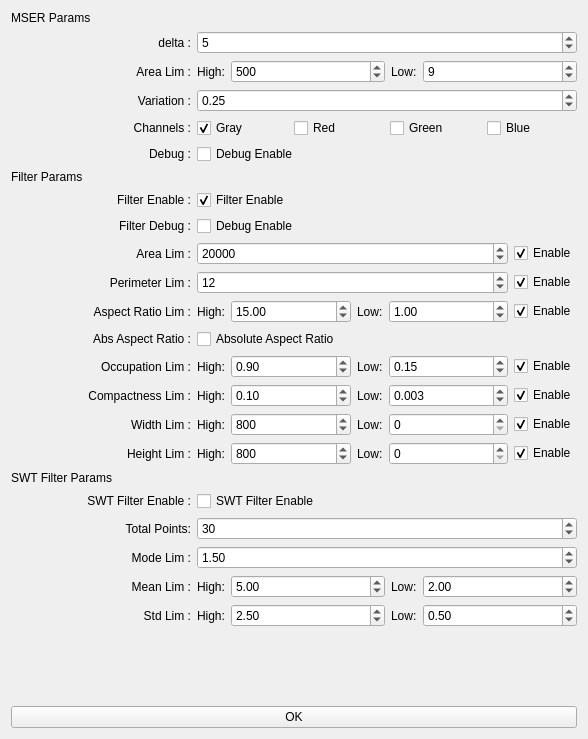
First picture: the form in gui/ui/extract_control.ui, repository panderan/text-detection, before the edit.
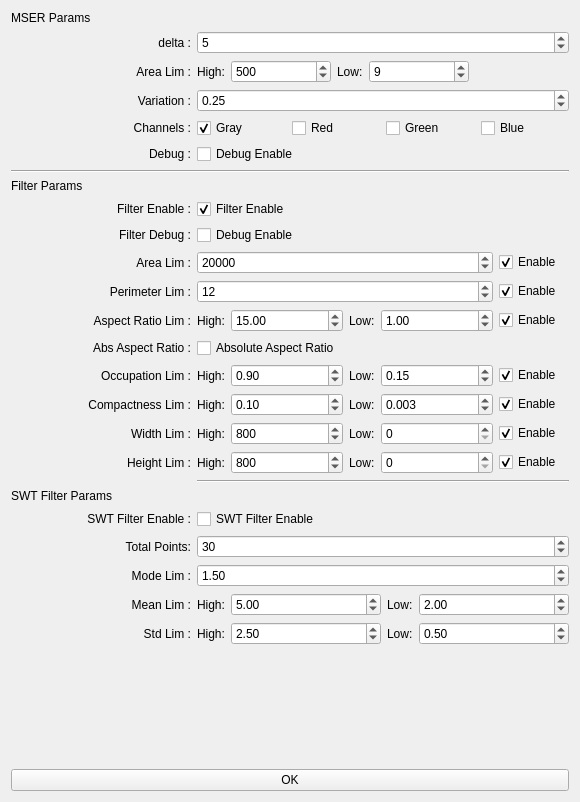
Second picture: the form after the edit.

What changed in the file:
```diff
--- a/gui/ui/extract_control.ui
+++ b/gui/ui/extract_control.ui
@@ -9,14 +9,17 @@
    <rect>
     <x>0</x>
     <y>0</y>
-    <width>588</width>
-    <height>739</height>
+    <width>580</width>
+    <height>802</height>
    </rect>
   </property>
   <property name="windowTitle">
    <string>Extract Control Panel</string>
   </property>
-  <layout class="QVBoxLayout" name="verticalLayout" stretch="0,1,0">
+  <layout class="QVBoxLayout" name="verticalLayout" stretch="0,0,1,0">
+   <property name="sizeConstraint">
+    <enum>QLayout::SetDefaultConstraint</enum>
+   </property>
    <item>
     <layout class="QFormLayout" name="layout_mser_params">
      <item row="0" column="0">
@@ -50,6 +53,18 @@
      </item>
      <item row="1" column="1">
       <widget class="QSpinBox" name="spinbox_mser_delta">
+       <property name="sizePolicy">
+        <sizepolicy hsizetype="Preferred" vsizetype="Fixed">
+         <horstretch>0</horstretch>
+         <verstretch>0</verstretch>
+        </sizepolicy>
+       </property>
+       <property name="minimumSize">
+        <size>
+         <width>150</width>
+         <height>0</height>
+        </size>
+       </property>
        <property name="value">
         <number>5</number>
        </property>
@@ -94,6 +109,12 @@
        </item>
        <item>
         <widget class="QSpinBox" name="spinbox_mser_area_high">
+         <property name="minimumSize">
+          <size>
+           <width>100</width>
+           <height>0</height>
+          </size>
+         </property>
          <property name="maximum">
           <number>10000000</number>
          </property>
@@ -117,6 +138,12 @@
        </item>
        <item>
         <widget class="QSpinBox" name="spinbox_mser_area_low">
+         <property name="minimumSize">
+          <size>
+           <width>100</width>
+           <height>0</height>
+          </size>
+         </property>
          <property name="maximum">
           <number>10000000</number>
          </property>
@@ -125,6 +152,19 @@
          </property>
         </widget>
        </item>
+       <item>
+        <widget class="QLabel" name="label_2">
+         <property name="minimumSize">
+          <size>
+           <width>70</width>
+           <height>0</height>
+          </size>
+         </property>
+         <property name="text">
+          <string/>
+         </property>
+        </widget>
+       </item>
       </layout>
      </item>
      <item row="3" column="0">
@@ -151,6 +191,12 @@
      </item>
      <item row="3" column="1">
       <widget class="QDoubleSpinBox" name="dspinbox_mser_variation">
+       <property name="minimumSize">
+        <size>
+         <width>150</width>
+         <height>0</height>
+        </size>
+       </property>
        <property name="maximum">
         <double>1.000000000000000</double>
        </property>
@@ -235,6 +281,13 @@
      </item>
     </layout>
    </item>
+   <item>
+    <widget class="Line" name="line">
+     <property name="orientation">
+      <enum>Qt::Horizontal</enum>
+     </property>
+    </widget>
+   </item>
    <item>
     <layout class="QFormLayout" name="layout_filter_params">
      <item row="0" column="0">
@@ -380,6 +433,12 @@
            <verstretch>0</verstretch>
           </sizepolicy>
          </property>
+         <property name="minimumSize">
+          <size>
+           <width>70</width>
+           <height>0</height>
+          </size>
+         </property>
          <property name="text">
           <string>Enable</string>
          </property>
@@ -468,6 +527,12 @@
            <verstretch>0</verstretch>
           </sizepolicy>
          </property>
+         <property name="minimumSize">
+          <size>
+           <width>70</width>
+           <height>0</height>
+          </size>
+         </property>
          <property name="text">
           <string>Enable</string>
          </property>
@@ -614,6 +679,12 @@
        </item>
        <item>
         <widget class="QDoubleSpinBox" name="dspinbox_filter_swt_mean_high">
+         <property name="minimumSize">
+          <size>
+           <width>100</width>
+           <height>0</height>
+          </size>
+         </property>
          <property name="value">
           <double>5.000000000000000</double>
          </property>
@@ -634,6 +705,12 @@
        </item>
        <item>
         <widget class="QDoubleSpinBox" name="dspinbox_filter_swt_mean_low">
+         <property name="minimumSize">
+          <size>
+           <width>100</width>
+           <height>0</height>
+          </size>
+         </property>
          <property name="value">
           <double>2.000000000000000</double>
          </property>
@@ -709,6 +786,12 @@
            <verstretch>0</verstretch>
           </sizepolicy>
          </property>
+         <property name="minimumSize">
+          <size>
+           <width>70</width>
+           <height>0</height>
+          </size>
+         </property>
          <property name="text">
           <string>Enable</string>
          </property>
@@ -752,6 +835,12 @@
        </item>
        <item>
         <widget class="QDoubleSpinBox" name="dspinbox_filter_swt_std_high">
+         <property name="minimumSize">
+          <size>
+           <width>100</width>
+           <height>0</height>
+          </size>
+         </property>
          <property name="value">
           <double>2.500000000000000</double>
          </property>
@@ -772,6 +861,12 @@
        </item>
        <item>
         <widget class="QDoubleSpinBox" name="dspinbox_filter_swt_std_low">
+         <property name="minimumSize">
+          <size>
+           <width>100</width>
+           <height>0</height>
+          </size>
+         </property>
          <property name="value">
           <double>0.500000000000000</double>
          </property>
@@ -781,6 +876,12 @@
      </item>
      <item row="14" column="1">
       <widget class="QSpinBox" name="spinbox_filter_swt_total_points">
+       <property name="minimumSize">
+        <size>
+         <width>150</width>
+         <height>0</height>
+        </size>
+       </property>
        <property name="value">
         <number>30</number>
        </property>
@@ -788,6 +889,12 @@
      </item>
      <item row="15" column="1">
       <widget class="QDoubleSpinBox" name="dspinbox_filter_swt_mode_lim">
+       <property name="minimumSize">
+        <size>
+         <width>150</width>
+         <height>0</height>
+        </size>
+       </property>
        <property name="value">
         <double>1.500000000000000</double>
        </property>
@@ -885,6 +992,12 @@
            <verstretch>0</verstretch>
           </sizepolicy>
          </property>
+         <property name="minimumSize">
+          <size>
+           <width>70</width>
+           <height>0</height>
+          </size>
+         </property>
          <property name="text">
           <string>Enable</string>
          </property>
@@ -963,6 +1076,12 @@
            <verstretch>0</verstretch>
           </sizepolicy>
          </property>
+         <property name="minimumSize">
+          <size>
+           <width>70</width>
+           <height>0</height>
+          </size>
+         </property>
          <property name="text">
           <string>Enable</string>
          </property>
@@ -993,6 +1112,12 @@
            <verstretch>0</verstretch>
           </sizepolicy>
          </property>
+         <property name="minimumSize">
+          <size>
+           <width>70</width>
+           <height>0</height>
+          </size>
+         </property>
          <property name="text">
           <string>Enable</string>
          </property>
@@ -1020,6 +1145,12 @@
            <verstretch>0</verstretch>
           </sizepolicy>
          </property>
+         <property name="minimumSize">
+          <size>
+           <width>70</width>
+           <height>0</height>
+          </size>
+         </property>
          <property name="text">
           <string>Enable</string>
          </property>
@@ -1053,6 +1184,13 @@
        </property>
       </widget>
      </item>
+     <item row="11" column="1">
+      <widget class="Line" name="line_2">
+       <property name="orientation">
+        <enum>Qt::Horizontal</enum>
+       </property>
+      </widget>
+     </item>
     </layout>
    </item>
    <item>
```
